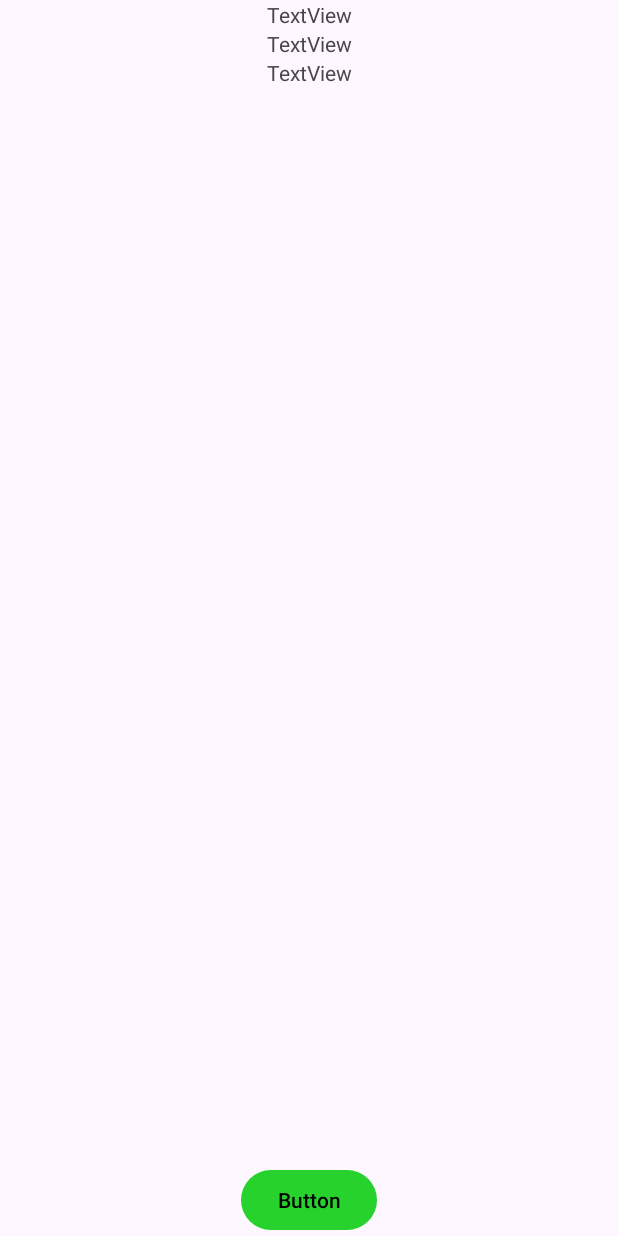
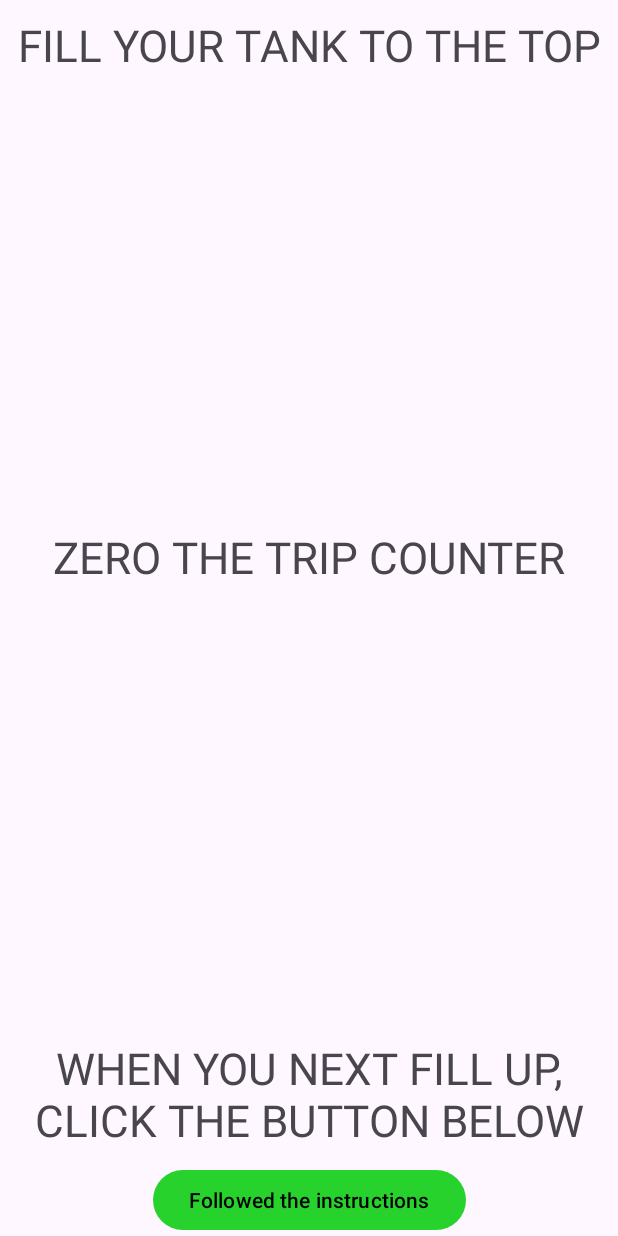
Before and after one commit to abdullahbinshahzad/KotlinFuel_Managment, an Android app: the layout activity_launcher.xml on its own in the app's theme, with its tools: preview values and no code run, on a phone screen of 412 x 824 dp. Run offline under Robolectric (Android 15) with nearby library versions, the phone set to English and light mode, and no system bars.

Commit message:
21-Dec-2023/11:55AM (DONE)

```diff
--- a/app/src/main/java/com/example/kotlinfuel_managment/RepositoryImpl.kt
+++ b/app/src/main/java/com/example/kotlinfuel_managment/RepositoryImpl.kt
@@ -34,8 +34,9 @@ class RepositoryImpl : Repository {
                 dataList.add(data)
             }
             emit(dataList)
+            Log.d("RepositoryImpl", "DataList size: ${dataList.size}")
         } catch (e: Exception) {
-            // Handle exceptions if needed
+            Log.e("RepositoryImpl", "Error getting data", e)
         }
     }
 }
--- a/app/src/main/java/com/example/kotlinfuel_managment/model/Data.kt
+++ b/app/src/main/java/com/example/kotlinfuel_managment/model/Data.kt
@@ -9,4 +9,5 @@ data class Data(
     val tripAverage: Double = 0.0,
     val vehiclesAverage: Double = 0.0,
     val timestamp: Timestamp? = null
+
 )
--- a/app/src/main/java/com/example/kotlinfuel_managment/view/fragments/HistoryFragment.kt
+++ b/app/src/main/java/com/example/kotlinfuel_managment/view/fragments/HistoryFragment.kt
@@ -1,7 +1,6 @@
 package com.example.kotlinfuel_managment.view.fragments
 
 import android.os.Bundle
-import android.util.Log
 import androidx.fragment.app.Fragment
 import android.view.LayoutInflater
 import android.view.View
@@ -12,6 +11,7 @@ import androidx.recyclerview.widget.LinearLayoutManager
 import com.example.kotlinfuel_managment.databinding.FragmentHistoryBinding
 import com.example.kotlinfuel_managment.model.DataAdapter
 import com.example.kotlinfuel_managment.viewmodel.DataViewModel
+import kotlinx.coroutines.launch
 
 class HistoryFragment : Fragment() {
     private lateinit var dataAdapter: DataAdapter
@@ -41,10 +41,10 @@ class HistoryFragment : Fragment() {
 
     private fun retrieveDataAndUpdateRecyclerView() {
 
-        lifecycleScope.launchWhenStarted {
+        lifecycleScope.launch {
             dataViewModel.dataList.collect { data ->
                 dataAdapter.submitList(data)
-                Log.d("Did&data", "$data")
+
             }
         }
     }
--- a/app/src/main/java/com/example/kotlinfuel_managment/viewmodel/DataViewModel.kt
+++ b/app/src/main/java/com/example/kotlinfuel_managment/viewmodel/DataViewModel.kt
@@ -1,5 +1,6 @@
 package com.example.kotlinfuel_managment.viewmodel
 
+import android.util.Log
 import androidx.lifecycle.ViewModel
 import androidx.lifecycle.viewModelScope
 import com.example.kotlinfuel_managment.Repository
@@ -23,6 +24,7 @@ class DataViewModel(private val repository: Repository = RepositoryImpl()):ViewM
         viewModelScope.launch {
             repository.getAllData().collect { data ->
                 _dataList.value = data
+                Log.d("DataViewModel", "DataList size: ${data.size}")
             }
         }
     }
--- a/app/src/main/res/layout/activity_home.xml
+++ b/app/src/main/res/layout/activity_home.xml
@@ -27,7 +27,7 @@
             android:id="@+id/button2"
             android:layout_width="wrap_content"
             android:layout_height="wrap_content"
-            android:text="@string/button"
+            android:text="@string/re_launch"
             android:layout_gravity="end"
             />
     </androidx.appcompat.widget.Toolbar>
--- a/app/src/main/res/layout/activity_launcher.xml
+++ b/app/src/main/res/layout/activity_launcher.xml
@@ -10,7 +10,11 @@
         android:id="@+id/textView"
         android:layout_width="wrap_content"
         android:layout_height="wrap_content"
-        android:text="@string/textview"
+        android:text="@string/fill_your_tank_to_the_top"
+        android:textAllCaps="true"
+        android:textSize="29sp"
+        android:textAlignment="center"
+        android:layout_marginTop="10dp"
         app:layout_constraintEnd_toEndOf="parent"
         app:layout_constraintStart_toStartOf="parent"
         app:layout_constraintTop_toTopOf="parent" />
@@ -19,7 +23,11 @@
         android:id="@+id/textView2"
         android:layout_width="wrap_content"
         android:layout_height="wrap_content"
-        android:text="@string/textview"
+        android:text="@string/zero_the_trip_counter"
+        android:textAllCaps="true"
+        android:textSize="29sp"
+        android:textAlignment="center"
+        app:layout_constraintBottom_toTopOf="@+id/textView3"
         app:layout_constraintEnd_toEndOf="parent"
         app:layout_constraintStart_toStartOf="parent"
         app:layout_constraintTop_toBottomOf="@+id/textView" />
@@ -28,16 +36,20 @@
         android:id="@+id/textView3"
         android:layout_width="wrap_content"
         android:layout_height="wrap_content"
-        android:text="@string/textview"
+        android:text="@string/when_you_next_fill_up_click_the_button_below"
+        android:textAllCaps="true"
+        android:textSize="29sp"
+        android:textAlignment="center"
+        android:layout_marginBottom="10dp"
+        app:layout_constraintBottom_toTopOf="@+id/button"
         app:layout_constraintEnd_toEndOf="parent"
-        app:layout_constraintStart_toStartOf="parent"
-        app:layout_constraintTop_toBottomOf="@+id/textView2" />
+        app:layout_constraintStart_toStartOf="parent" />
 
     <Button
         android:id="@+id/button"
         android:layout_width="wrap_content"
         android:layout_height="wrap_content"
-        android:text="@string/button"
+        android:text="@string/followed_the_instructions"
         android:textColor="@color/black"
         app:layout_constraintBottom_toBottomOf="parent"
         app:layout_constraintEnd_toEndOf="parent"
--- a/app/src/main/res/values/strings.xml
+++ b/app/src/main/res/values/strings.xml
@@ -40,8 +40,11 @@
     <string name="trip_drive">Trip Drive</string>
     <string name="trip_average">Trip Average</string>
     <string name="vehicle_average">Vehicle Average</string>
-    <string name="button">Button</string>
-    <string name="textview">TextView</string>
     <string name="logout_button">Log-out</string>
     <string name="history_frag">HISTORY</string>
+    <string name="fill_your_tank_to_the_top">Fill your tank to the top</string>
+    <string name="zero_the_trip_counter">Zero the trip counter</string>
+    <string name="when_you_next_fill_up_click_the_button_below">When you next fill up, click the button below</string>
+    <string name="followed_the_instructions">Followed the instructions</string>
+    <string name="re_launch">Re-Launch</string>
 </resources>
```
Also changed, not shown: app/src/main/java/com/example/kotlinfuel_managment/view/LoginActivity.kt (+31 -33 lines), app/src/main/java/com/example/kotlinfuel_managment/view/fragments/BarChartFragment.kt (+68 -11 lines), app/src/main/java/com/example/kotlinfuel_managment/view/fragments/HomeFragment.kt (+31 -13 lines).
